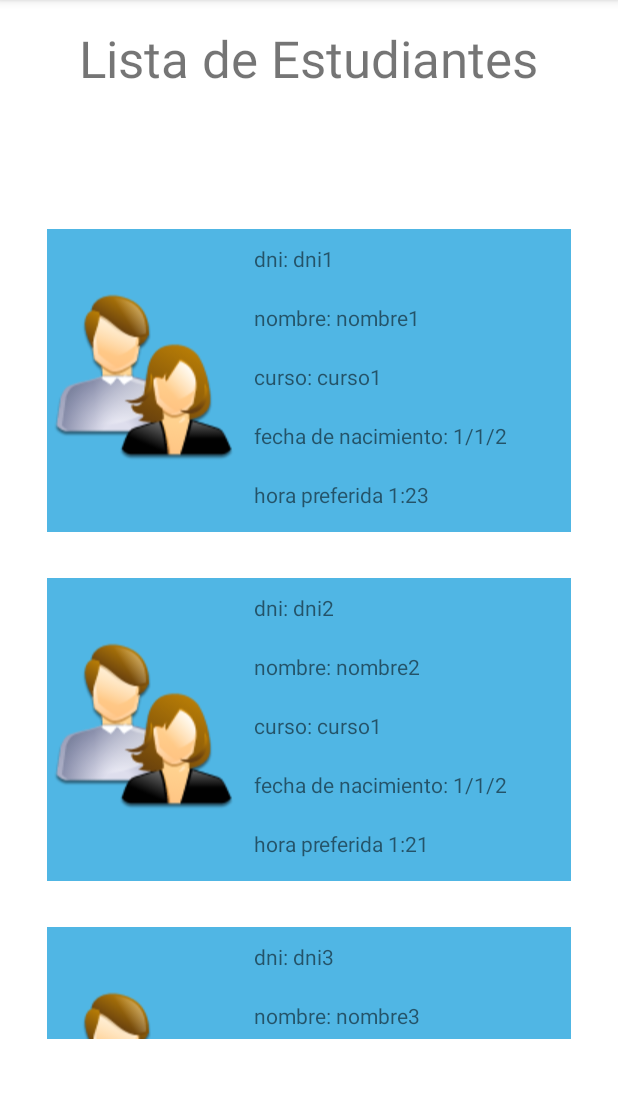
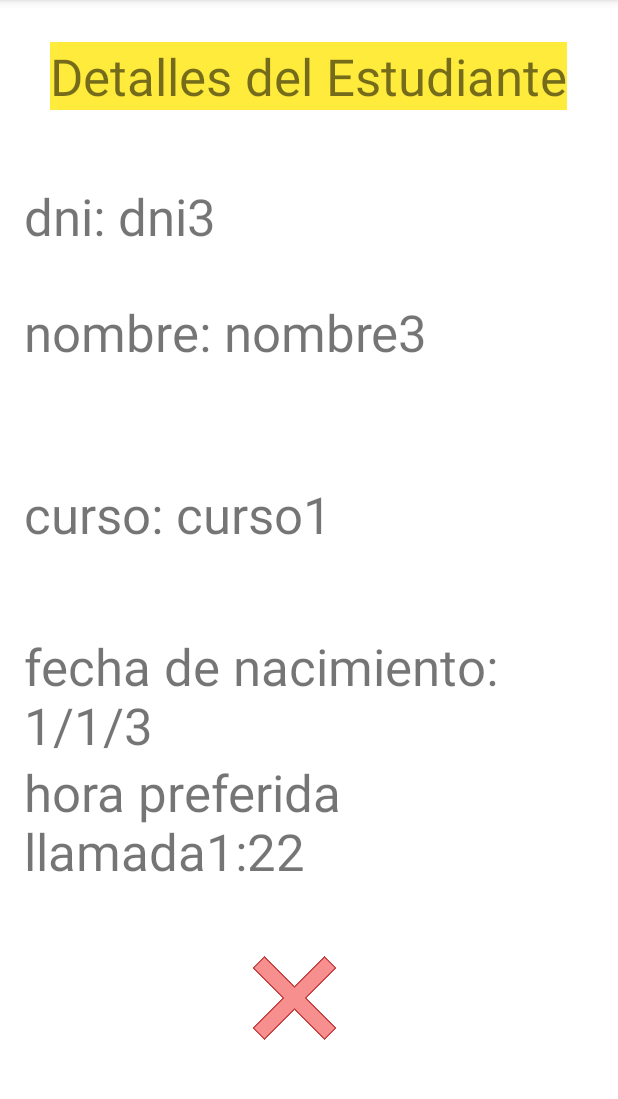
Before and after one commit to joseljg/Recyclerviewestudiante, an Android app: the screen it shows after launch (MainActivity before the commit, DetallesEstudianteActivity after it), after a tap on an icon or button, on a phone screen of 412 x 824 dp, the part 84-1183 px from its top. Run offline under Robolectric (Android 15) with nearby library versions, the phone set to English and light mode, and no system bars.

```diff
--- a/app/src/main/AndroidManifest.xml
+++ b/app/src/main/AndroidManifest.xml
@@ -10,6 +10,9 @@
         android:supportsRtl="true"
         android:theme="@style/Theme.Recyclerviewestudiante">
         <activity
+            android:name=".DetallesEstudianteActivity"
+            android:exported="false" />
+        <activity
             android:name=".MainActivity"
             android:exported="true">
             <intent-filter>
--- /dev/null
+++ b/app/src/main/java/es/joseljg/recyclerviewestudiante/DetallesEstudianteActivity.java
@@ -0,0 +1,49 @@
+package es.joseljg.recyclerviewestudiante;
+
+import androidx.appcompat.app.AppCompatActivity;
+
+import android.content.Intent;
+import android.os.Bundle;
+import android.view.View;
+import android.widget.TextView;
+
+public class DetallesEstudianteActivity extends AppCompatActivity {
+
+    Estudiante e = null;
+    TextView txt_detalles_dni = null;
+    TextView txt_detalles_nombre = null;
+    TextView txt_detalles_curso = null;
+    TextView txt_detalles_fechan = null;
+    TextView txt_detalles_horap = null;
+    @Override
+    protected void onCreate(Bundle savedInstanceState) {
+        super.onCreate(savedInstanceState);
+        setContentView(R.layout.activity_detalles_estudiante);
+        //--------------------------------------------------------
+        txt_detalles_dni = (TextView) findViewById(R.id.txt_detalles_dni);
+        txt_detalles_nombre = (TextView) findViewById(R.id.txt_detalles_nombre);
+        txt_detalles_curso = (TextView) findViewById(R.id.txt_detalles_curso);
+        txt_detalles_fechan = (TextView) findViewById(R.id.txt_detalles_fechan);
+        txt_detalles_horap = (TextView) findViewById(R.id.txt_detalles_horap);
+        Intent intent = getIntent();
+        if(intent != null)
+        {
+           e = (Estudiante)intent.getSerializableExtra(EstudianteViewHolder.EXTRA_OBJETO_ESTUDIANTE);
+           String dni = e.getDni();
+           String nombre = e.getNombre();
+           String curso = e.getCurso();
+           String fechan = e.getFechan();
+           String horap = e.getHorap();
+           txt_detalles_dni.setText("dni: " + dni);
+           txt_detalles_nombre.setText("nombre: " + nombre);
+           txt_detalles_curso.setText("curso: " + curso);
+           txt_detalles_fechan.setText("fecha de nacimiento: " + fechan);
+           txt_detalles_horap.setText("hora preferida llamada" + horap);
+
+        }
+    }
+
+    public void cerrardetalles(View view) {
+        finish();
+    }
+}
--- a/app/src/main/java/es/joseljg/recyclerviewestudiante/EstudianteViewHolder.java
+++ b/app/src/main/java/es/joseljg/recyclerviewestudiante/EstudianteViewHolder.java
@@ -1,5 +1,6 @@
 package es.joseljg.recyclerviewestudiante;
 
+import android.content.Intent;
 import android.view.View;
 import android.widget.ImageView;
 import android.widget.TextView;
@@ -9,6 +10,7 @@ import androidx.recyclerview.widget.RecyclerView;
 
 public class EstudianteViewHolder extends RecyclerView.ViewHolder implements View.OnClickListener
 {
+    public static final String EXTRA_OBJETO_ESTUDIANTE = "es.joseljg.EstudianteViewHolder.objeto";
     public ImageView img_foto =null;
     public TextView txt_dni = null;
     public TextView txt_nombre = null;
@@ -32,6 +34,10 @@ public class EstudianteViewHolder extends RecyclerView.ViewHolder implements Vie
 
     @Override
     public void onClick(View view) {
-
+        int posicion = getLayoutPosition();
+        Estudiante e = le_adapter.getEstudiantes().get(posicion);
+        Intent intent = new Intent(le_adapter.getC(),DetallesEstudianteActivity.class);
+        intent.putExtra(EXTRA_OBJETO_ESTUDIANTE, e);
+        le_adapter.getC().startActivity(intent);
     }
 }
--- a/app/src/main/java/es/joseljg/recyclerviewestudiante/ListaEstudiantesAdapter.java
+++ b/app/src/main/java/es/joseljg/recyclerviewestudiante/ListaEstudiantesAdapter.java
@@ -15,6 +15,22 @@ public class ListaEstudiantesAdapter extends RecyclerView.Adapter<EstudianteView
    private Context c = null;
    private ArrayList<Estudiante> estudiantes;
    private LayoutInflater le_inflater;
+
+    public Context getC() {
+        return c;
+    }
+
+    public void setC(Context c) {
+        this.c = c;
+    }
+
+    public ArrayList<Estudiante> getEstudiantes() {
+        return estudiantes;
+    }
+
+    public void setEstudiantes(ArrayList<Estudiante> estudiantes) {
+        this.estudiantes = estudiantes;
+    }
 
     public ListaEstudiantesAdapter(Context context, ArrayList<Estudiante> estudiantes) {
         this.c = context;
--- a/app/src/main/java/es/joseljg/recyclerviewestudiante/MainActivity.java
+++ b/app/src/main/java/es/joseljg/recyclerviewestudiante/MainActivity.java
@@ -1,12 +1,16 @@
 package es.joseljg.recyclerviewestudiante;
 
+import androidx.annotation.NonNull;
 import androidx.appcompat.app.AppCompatActivity;
+import androidx.recyclerview.widget.ItemTouchHelper;
 import androidx.recyclerview.widget.LinearLayoutManager;
 import androidx.recyclerview.widget.RecyclerView;
 
 import android.os.Bundle;
+import android.widget.Toast;
 
 import java.util.ArrayList;
+import java.util.Collections;
 
 public class MainActivity extends AppCompatActivity {
 
@@ -34,6 +38,45 @@ public class MainActivity extends AppCompatActivity {
     adaptadorEstudiantes = new ListaEstudiantesAdapter(this,estudiantes);
     rv_estudiantes.setAdapter(adaptadorEstudiantes);
     rv_estudiantes.setLayoutManager(new LinearLayoutManager(this));
+    //-----------------------------------------------------------------------------
+        ItemTouchHelper helper = new ItemTouchHelper(new ItemTouchHelper.SimpleCallback(ItemTouchHelper.LEFT | ItemTouchHelper.RIGHT |
+                ItemTouchHelper.DOWN | ItemTouchHelper.UP, ItemTouchHelper.LEFT | ItemTouchHelper.RIGHT) {
+            @Override
+            public boolean onMove(@NonNull RecyclerView recyclerView, @NonNull RecyclerView.ViewHolder viewHolder, @NonNull RecyclerView.ViewHolder target) {
+                int from = viewHolder.getAdapterPosition();
+                int to = target.getAdapterPosition();
+                Collections.swap(estudiantes, from, to);
+                adaptadorEstudiantes.notifyItemMoved(from, to);
+                return true;
+            }
 
+            @Override
+            public void onSwiped(@NonNull RecyclerView.ViewHolder viewHolder, int direction) {
+                if(direction == ItemTouchHelper.LEFT)
+                {
+                    mostrarToast("ha pulsado izquierda");
+                    // Ciudad c = ciudades.get(viewHolder.getAdapterPosition());
+                    // CiudadController.borrarCiudad(c);
+                    estudiantes.remove(viewHolder.getAdapterPosition());
+                    adaptadorEstudiantes.notifyItemRemoved(viewHolder.getAdapterPosition());
+                }
+                if(direction == ItemTouchHelper.RIGHT)
+                {
+                    mostrarToast("ha pulsado derecha");
+                    estudiantes.remove(viewHolder.getAdapterPosition());
+                    adaptadorEstudiantes.notifyItemRemoved(viewHolder.getAdapterPosition());
+                }
+            }
+        });
+        helper.attachToRecyclerView(rv_estudiantes);
     }
+
+    public void mostrarEstudiante(Estudiante e) {
+        Toast.makeText(this,"dni->" + e.getDni() + "\n" + "nombre->"+ e.getNombre() + "\n"+ "fecha de nacimiento " + e.getFechan() + "\n" + "hora preferida de llamada " + e.getHorap() + "\n" + "curso->" + e.getCurso(), Toast.LENGTH_LONG).show();
+    }
+
+    private void mostrarToast(String texto) {
+        Toast.makeText(this,texto, Toast.LENGTH_SHORT).show();
+    }
+
 }
--- /dev/null
+++ b/app/src/main/res/layout/activity_detalles_estudiante.xml
@@ -0,0 +1,104 @@
+<?xml version="1.0" encoding="utf-8"?>
+<androidx.constraintlayout.widget.ConstraintLayout xmlns:android="http://schemas.android.com/apk/res/android"
+    xmlns:app="http://schemas.android.com/apk/res-auto"
+    xmlns:tools="http://schemas.android.com/tools"
+    android:layout_width="match_parent"
+    android:layout_height="match_parent"
+    tools:context=".DetallesEstudianteActivity">
+
+    <TextView
+        android:id="@+id/txt_titulo_detalles_estudiante"
+        android:layout_width="wrap_content"
+        android:layout_height="wrap_content"
+        android:layout_marginStart="186dp"
+        android:layout_marginTop="28dp"
+        android:layout_marginEnd="167dp"
+        android:background="#FFEB3B"
+        android:text="Detalles del Estudiante"
+        android:textSize="34sp"
+        app:layout_constraintEnd_toEndOf="parent"
+        app:layout_constraintHorizontal_bias="0.534"
+        app:layout_constraintStart_toStartOf="parent"
+        app:layout_constraintTop_toTopOf="parent" />
+
+    <TextView
+        android:id="@+id/txt_detalles_dni"
+        android:layout_width="0dp"
+        android:layout_height="wrap_content"
+        android:layout_marginStart="16dp"
+        android:layout_marginTop="48dp"
+        android:layout_marginEnd="16dp"
+        android:text="DNI"
+        android:textSize="34sp"
+        app:layout_constraintEnd_toEndOf="parent"
+        app:layout_constraintHorizontal_bias="0.0"
+        app:layout_constraintStart_toStartOf="parent"
+        app:layout_constraintTop_toBottomOf="@+id/txt_titulo_detalles_estudiante" />
+
+    <TextView
+        android:id="@+id/txt_detalles_nombre"
+        android:layout_width="0dp"
+        android:layout_height="wrap_content"
+        android:layout_marginStart="16dp"
+        android:layout_marginTop="32dp"
+        android:layout_marginEnd="16dp"
+        android:text="Nombre"
+        android:textSize="34sp"
+        app:layout_constraintEnd_toEndOf="parent"
+        app:layout_constraintHorizontal_bias="0.044"
+        app:layout_constraintStart_toStartOf="parent"
+        app:layout_constraintTop_toBottomOf="@+id/txt_detalles_dni" />
+
+    <TextView
+        android:id="@+id/txt_detalles_curso"
+        android:layout_width="0dp"
+        android:layout_height="wrap_content"
+        android:layout_marginStart="16dp"
+        android:layout_marginTop="76dp"
+        android:layout_marginEnd="16dp"
+        android:text="Curso"
+        android:textSize="34sp"
+        app:layout_constraintEnd_toEndOf="parent"
+        app:layout_constraintHorizontal_bias="0.0"
+        app:layout_constraintStart_toStartOf="parent"
+        app:layout_constraintTop_toBottomOf="@+id/txt_detalles_nombre" />
+
+    <TextView
+        android:id="@+id/txt_detalles_fechan"
+        android:layout_width="0dp"
+        android:layout_height="wrap_content"
+        android:layout_marginStart="16dp"
+        android:layout_marginTop="56dp"
+        android:layout_marginEnd="16dp"
+        android:text="Fecha de Nacimiento"
+        android:textSize="34sp"
+        app:layout_constraintEnd_toEndOf="parent"
+        app:layout_constraintStart_toStartOf="parent"
+        app:layout_constraintTop_toBottomOf="@+id/txt_detalles_curso" />
+
+    <TextView
+        android:id="@+id/txt_detalles_horap"
+        android:layout_width="0dp"
+        android:layout_height="wrap_content"
+        android:layout_marginStart="16dp"
+        android:layout_marginTop="140dp"
+        android:layout_marginEnd="16dp"
+        android:text="Hora preferida"
+        android:textSize="34sp"
+        app:layout_constraintEnd_toEndOf="parent"
+        app:layout_constraintHorizontal_bias="0.0"
+        app:layout_constraintStart_toStartOf="parent"
+        app:layout_constraintTop_toBottomOf="@+id/txt_detalles_curso" />
+
+    <ImageView
+        android:id="@+id/img_detalles_cerrar"
+        android:layout_width="66dp"
+        android:layout_height="77dp"
+        android:layout_marginBottom="64dp"
+        android:onClick="cerrardetalles"
+        app:layout_constraintBottom_toBottomOf="parent"
+        app:layout_constraintEnd_toEndOf="parent"
+        app:layout_constraintHorizontal_bias="0.472"
+        app:layout_constraintStart_toStartOf="parent"
+        app:srcCompat="@drawable/cerrar" />
+</androidx.constraintlayout.widget.ConstraintLayout>
```
Also changed, not shown: app/src/main/res/drawable-v24/cerrar.png (added).
